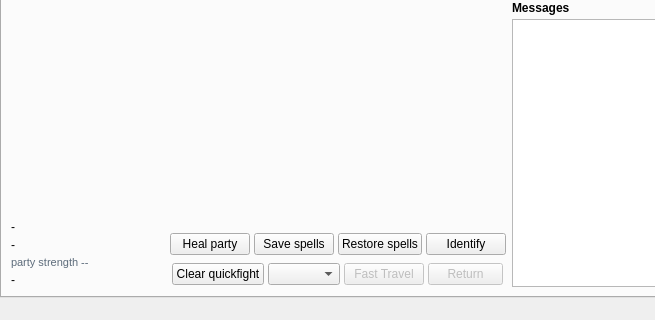
Qt form wish/window.ui (malcyon/wish) before a commit; both pictures show x 0 to 655 and y 393 to 713 of the 779 by 713 pixel window.
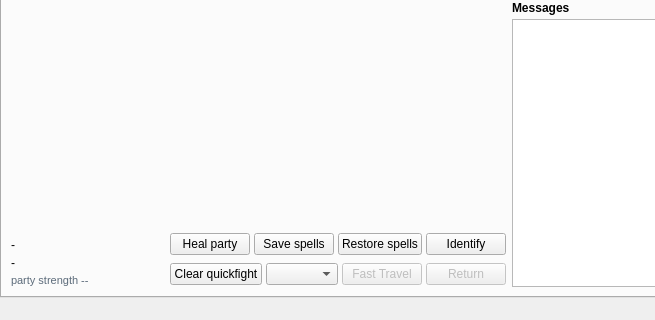
The same form after that commit. Custom widgets are drawn as their Qt base class.

Commit message: fix(ui): remove strip_clock and swap strip_area with strength_label, save quickfight config

```diff
--- a/wish/window.ui
+++ b/wish/window.ui
@@ -991,7 +991,7 @@
              </property>
             </widget>
            </item>
-          <item><widget class="ElidingLabel" name="strip_clock">
+        <item><widget class="ElidingLabel" name="strip_area">
              <property name="text">
               <string>-</string>
              </property>
@@ -1013,13 +1013,7 @@
            <string>party strength --</string>
           </property>
          </widget>
-        </item>
-        <item><widget class="ElidingLabel" name="strip_area">
-             <property name="text">
-              <string>-</string>
-             </property>
-            </widget>
-           </item></layout>
+        </item></layout>
          </widget>
         </item>
         <item row="0" column="1">
@@ -1132,13 +1126,7 @@
                </widget>
               </item>
               <item row="0" column="4">
-               <widget class="ElidingButton" name="ft_back_button">
-                <property name="maximumSize">
-                 <size>
-                  <width>75</width>
-                  <height>16777215</height>
-                 </size>
-                </property>
+               <widget class="QPushButton" name="ft_back_button">
                 <property name="enabled">
                  <bool>false</bool>
                 </property>
```
The commit also changes 3 other files.
